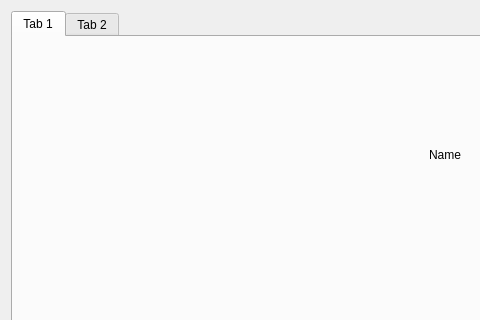
Above: book_management_system/assets/XML/author_window.ui from nisaia/P-yQt-ersonal-management-system before the change; both pictures show x 0 to 480 and y 0 to 320 of the 890 by 730 pixel window. Below: the same form after it.
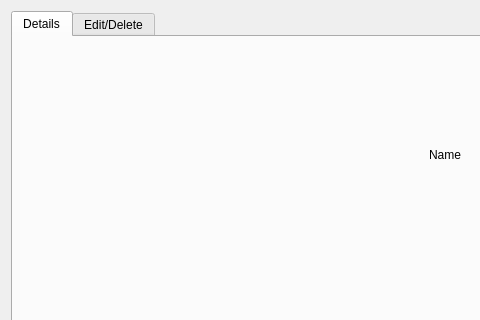
That is the form after the change.

What changed in the file:
```diff
--- a/book_management_system/assets/XML/author_window.ui
+++ b/book_management_system/assets/XML/author_window.ui
@@ -21,7 +21,7 @@
      </property>
      <widget class="QWidget" name="tab">
       <attribute name="title">
-       <string>Tab 1</string>
+       <string>Details</string>
       </attribute>
       <layout class="QGridLayout" name="gridLayout">
        <item row="2" column="0">
@@ -64,7 +64,7 @@
      </widget>
      <widget class="QWidget" name="tab_2">
       <attribute name="title">
-       <string>Tab 2</string>
+       <string>Edit/Delete</string>
       </attribute>
       <layout class="QFormLayout" name="formLayout">
        <item row="0" column="0" colspan="2">
```
